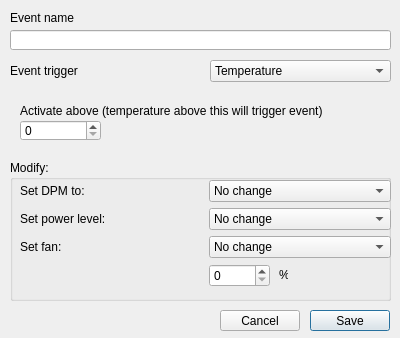
The window that radeon-profile/dialog_rpevent.ui (marazmista/radeon-profile) describes before a commit, drawn with Qt 5.
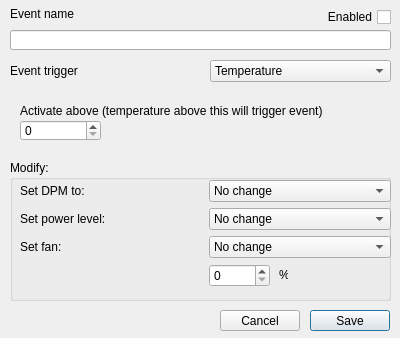
The same window after the commit.

Commit message: wip events, event dialog now is features aware, unified main tabs margins

```diff
--- a/radeon-profile/dialog_rpevent.ui
+++ b/radeon-profile/dialog_rpevent.ui
@@ -65,7 +65,7 @@
    <property name="geometry">
     <rect>
      <x>10</x>
-     <y>10</y>
+     <y>6</y>
      <width>131</width>
      <height>16</height>
     </rect>
@@ -283,6 +283,22 @@
     </widget>
    </widget>
   </widget>
+  <widget class="QCheckBox" name="cb_enabled">
+   <property name="geometry">
+    <rect>
+     <x>250</x>
+     <y>9</y>
+     <width>141</width>
+     <height>16</height>
+    </rect>
+   </property>
+   <property name="layoutDirection">
+    <enum>Qt::RightToLeft</enum>
+   </property>
+   <property name="text">
+    <string>Enabled</string>
+   </property>
+  </widget>
  </widget>
  <resources/>
  <connections>
```
Left out of the diff: 6 changed lines with no effect on the pictures. The commit also changes 7 other files.
